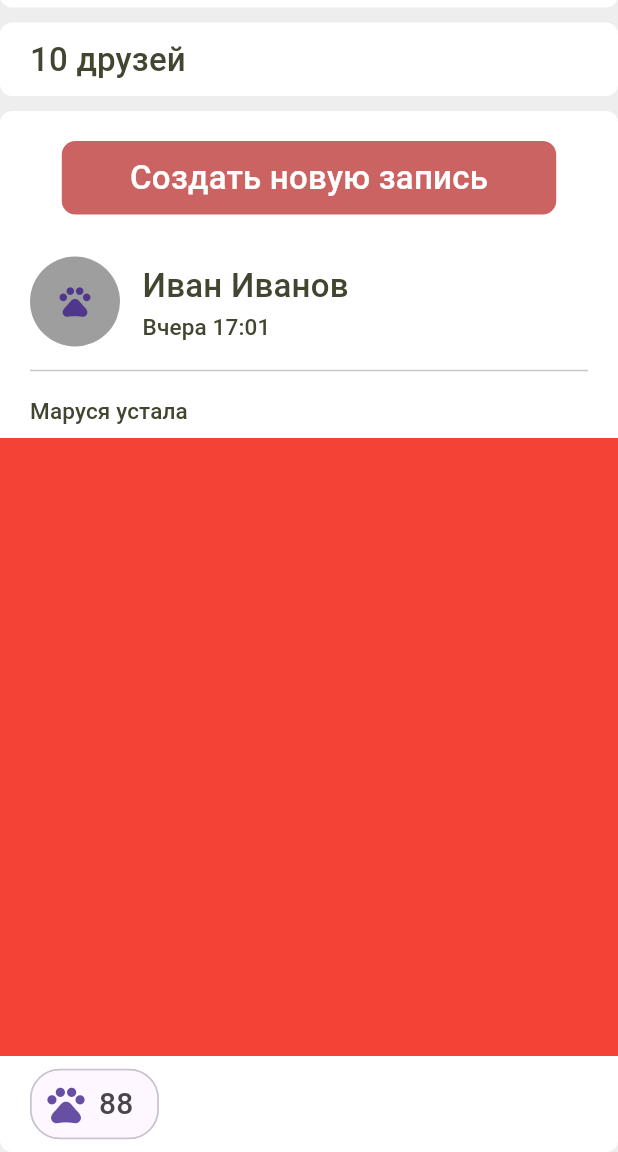
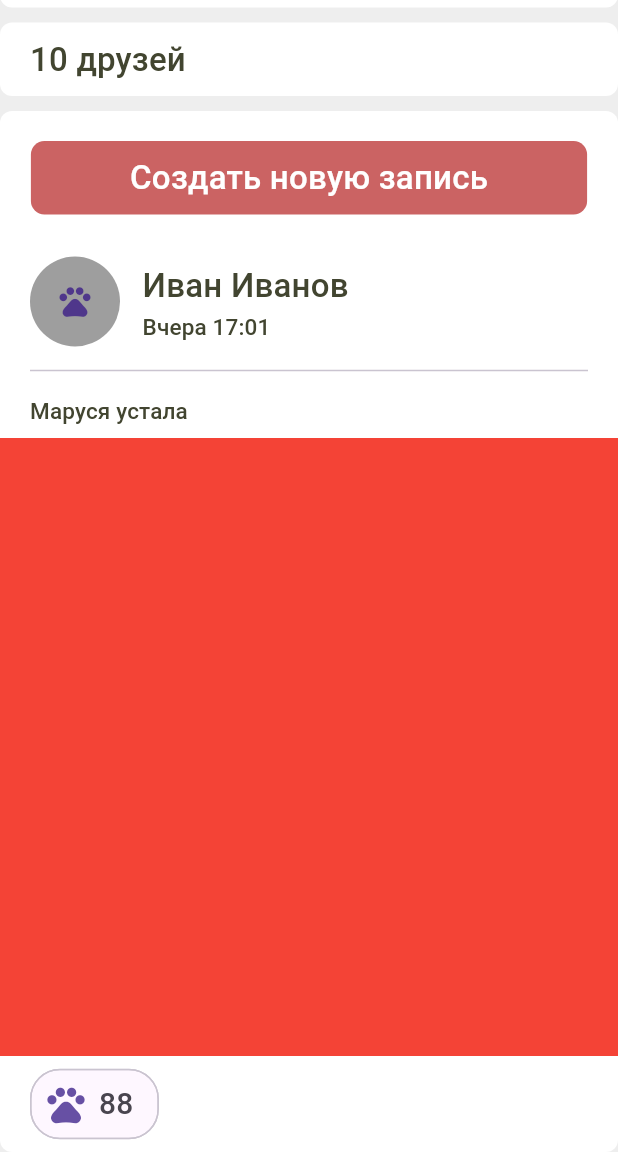
Before and after one commit to Skeetztoon/ani_life, a Flutter app: the ProfilePage screen opened directly, scrolled down 794 dp, on a phone screen of 412 x 824 dp, the part 84-1236 px from its top. Run offline on Flutter 3.47's test engine with Material 3 defaults, Android fonts, the phone set to English and light mode, and no system bars; our stand-ins replace cached_network_image, cloud_firestore, firebase_auth, firebase_core, firebase_storage, flutter_map and 4 more; missing offline and left inert: flutter_map_marker_cluster; accounts and stored records are empty; network calls fail; statements that could not run were skipped.

Commit message:
Added new page for creating post :/

```diff
--- a/lib/components/profile/images/profile_picture.dart
+++ b/lib/components/profile/images/profile_picture.dart
@@ -4,7 +4,7 @@ import 'package:firebase_auth/firebase_auth.dart';
 import 'package:firebase_storage/firebase_storage.dart';
 import 'package:flutter/material.dart';
 
-class ProfilePicture extends StatefulWidget {
+class ProfilePicture extends StatefulWidget { // Виджет для отображения аватарки
   const ProfilePicture({super.key});
 
   @override
--- a/lib/components/profile/pets/adding_new_pet_screen.dart
+++ b/lib/components/profile/pets/adding_new_pet_screen.dart
@@ -1,4 +1,4 @@
-import 'package:ani_life/components/profile/pets/AddNewPetClass.dart';
+import 'package:ani_life/components/profile/pets/new_pet_model.dart';
 import 'package:ani_life/utils/constants.dart';
 import 'package:flutter/material.dart';
 
--- a/lib/components/profile/pets/pets_list.dart
+++ b/lib/components/profile/pets/pets_list.dart
@@ -1,4 +1,5 @@
 import 'package:ani_life/components/profile/pets/adding_new_pet_screen.dart';
+import 'package:ani_life/components/profile/pets/pet_card.dart';
 import 'package:ani_life/utils/constants.dart';
 import 'package:cloud_firestore/cloud_firestore.dart';
 import 'package:firebase_auth/firebase_auth.dart';
@@ -58,10 +59,12 @@ class _PetsListState extends State<PetsList> {
           padding: EdgeInsets.all(8),
           // height: 300,
           child: SingleChildScrollView(
+            physics: ClampingScrollPhysics(),
             scrollDirection: Axis.horizontal,
-            child: _pets.isEmpty?AddPetContainer():Row(
+            child: _pets.isEmpty?ContainerToAddNewPet():Row(
               children: [
                 ListView.separated(
+                  physics: ClampingScrollPhysics(),
                   shrinkWrap: true,
                   scrollDirection: Axis.horizontal,
                   itemCount: _pets.length,
@@ -73,7 +76,7 @@ class _PetsListState extends State<PetsList> {
                   },
                 ),
                 const SizedBox(width: 12,),
-                const AddPetContainer(),
+                const ContainerToAddNewPet(),
               ],
             ),
           ),
@@ -83,48 +86,8 @@ class _PetsListState extends State<PetsList> {
   }
 }
 
-class PetCard extends StatelessWidget {
-  const PetCard({super.key, required this.petName, required this.petAge, this.imageColor});
-
-  final String petName;
-  final int petAge;
-  final Color? imageColor;
-
-  @override
-  Widget build(BuildContext context) {
-    return Container(
-      decoration: BoxDecoration(
-        borderRadius: BorderRadius.circular(8),
-        color: Colors.white,
-      ),
-      // height: 250,
-      child: Column(
-        children: [
-          Container(width: 150, height: 150, decoration: BoxDecoration(
-            color: imageColor?? Colors.deepOrange,
-            borderRadius: BorderRadius.circular(8)
-          ),),
-
-          Text(
-            petName,
-            style: Theme.of(context)
-                .textTheme
-                .titleMedium,
-          ),
-          Text(
-            "${petAge} лет",
-            style: Theme.of(context)
-                .textTheme
-                .titleSmall,
-          ),
-        ],
-      ),
-    );
-  }
-}
-
-class AddPetContainer extends StatelessWidget {
-  const AddPetContainer({super.key});
+class ContainerToAddNewPet extends StatelessWidget {
+  const ContainerToAddNewPet({super.key});
 
   @override
   Widget build(BuildContext context) {
--- a/lib/components/profile/posts/post_card.dart
+++ b/lib/components/profile/posts/post_card.dart
@@ -12,17 +12,17 @@ class _PostCardState extends State<PostCard> {
   Widget build(BuildContext context) {
     return Column(
       children: [
-        PostHeader(),
+        PostHeader(), // автор и ава
         Divider(indent: 20,
         endIndent: 20,),
-        PostContent(),
-        PostFooter(),
+        PostContent(), // текст и картинка
+        PostFooter(), // кнопки
       ],
     );
   }
 }
 
-class PostHeader extends StatelessWidget {
+class PostHeader extends StatelessWidget { // Автор и ава
   const PostHeader({super.key});
 
   @override
@@ -59,7 +59,7 @@ class PostHeader extends StatelessWidget {
   }
 }
 
-class PostContent extends StatelessWidget {
+class PostContent extends StatelessWidget { // текст и картинка
   const PostContent({super.key});
 
   @override
@@ -80,7 +80,7 @@ class PostContent extends StatelessWidget {
   }
 }
 
-class PostFooter extends StatelessWidget {
+class PostFooter extends StatelessWidget { // кнопки
   const PostFooter({super.key});
 
   @override
--- a/lib/components/profile_button.dart
+++ b/lib/components/profile/posts/profile_button.dart
@@ -13,7 +13,7 @@ class ProfileButton extends StatelessWidget {
       child: GestureDetector(
         onTap: onTap,
         child: Container(
-            width: MediaQuery.of(context).size.width*0.8,
+            width: MediaQuery.of(context).size.width*0.9,
             decoration: BoxDecoration(
                 color: AniColorPrimary,
                 borderRadius: BorderRadius.circular(9)
--- a/lib/components/profile/settings/profile_settings.dart
+++ b/lib/components/profile/settings/profile_settings.dart
@@ -55,7 +55,7 @@ class _AccountSettingsState extends State<AccountSettings> {
     return Scaffold(
       appBar: AppBar(
         leading: IconButton(
-          icon: Icon(Icons.arrow_back, size: 35, color: Colors.black),
+          icon: Icon(Icons.arrow_back, size: 30, color: Colors.black),
           onPressed: () => Navigator.of(context).pop(),
         ),
         automaticallyImplyLeading: false,
--- a/lib/pages/main_pages/profile_page.dart
+++ b/lib/pages/main_pages/profile_page.dart
@@ -2,6 +2,8 @@ import 'package:ani_life/components/profile/credentials/profileDetails.dart';
 import 'package:ani_life/components/profile/friends/friends_button.dart';
 import 'package:ani_life/components/profile/images/profile_picture.dart';
 import 'package:ani_life/components/profile/pets/pets_list.dart';
+import 'package:ani_life/components/profile/posts/new_post_screen.dart';
+import 'package:ani_life/components/profile/posts/post_card.dart';
 import 'package:ani_life/components/profile/posts/posts_section.dart';
 import 'package:ani_life/utils/constants.dart';
 import 'package:cloud_firestore/cloud_firestore.dart';
```
Also changed, not shown: lib/components/profile/pets/pet_card.dart (added, +46 -0 lines), lib/components/profile/posts/new_post_screen.dart (added, +56 -0 lines), lib/components/profile/posts/post_model.dart (+9 -4 lines), lib/components/profile/posts/posts_section.dart (+9 -2 lines), lib/components/profile/pets/new_pet_model.dart (renamed from lib/components/profile/pets/AddNewPetClass.dart).
